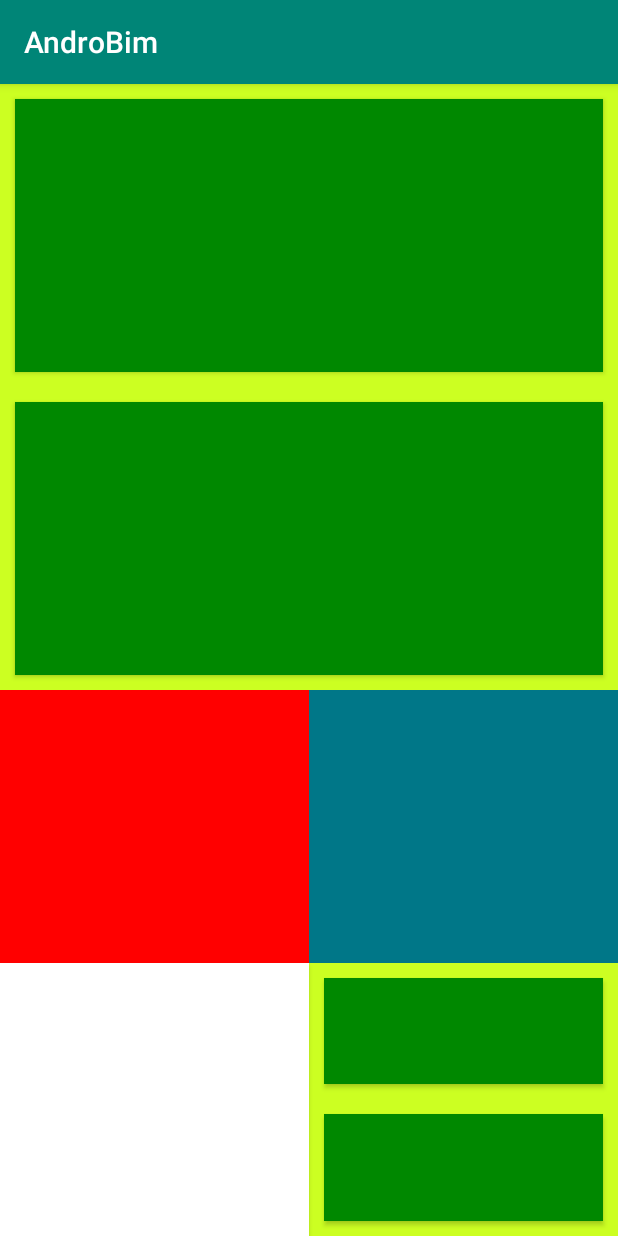
After one commit to madhu8580/AndroBim, an Android app: the LinearLayoutWithWeights screen opened directly, with no data from a screen before it, on a phone screen of 412 x 824 dp. The commit adds this screen. Run offline under Robolectric (Android 15) with nearby library versions, the phone set to English and light mode, and no system bars.

Commit message:
// linear layout

```diff
--- a/app/src/main/java/com/android/androbim/Login1Activity.java
+++ b/app/src/main/java/com/android/androbim/cordinatelayout/Login1Activity.java
@@ -1,10 +1,12 @@
-package com.android.androbim;
+package com.android.androbim.cordinatelayout;
 
 import android.content.Intent;
 import android.support.v7.app.AppCompatActivity;
 import android.os.Bundle;
 import android.view.View;
 import android.widget.Button;
+
+import com.android.androbim.R;
 
 public class Login1Activity extends AppCompatActivity {
 
--- a/app/src/main/java/com/android/androbim/Login2Activity.java
+++ b/app/src/main/java/com/android/androbim/cordinatelayout/Login2Activity.java
@@ -1,11 +1,12 @@
-package com.android.androbim;
+package com.android.androbim.cordinatelayout;
 
 import android.content.Intent;
 import android.support.v7.app.AppCompatActivity;
 import android.os.Bundle;
 import android.view.View;
 import android.widget.Button;
-import android.widget.TextView;
+
+import com.android.androbim.R;
 
 public class Login2Activity extends AppCompatActivity {
 
--- a/app/src/main/java/com/android/androbim/VerifyEmailActivity.java
+++ b/app/src/main/java/com/android/androbim/cordinatelayout/VerifyEmailActivity.java
@@ -1,7 +1,9 @@
-package com.android.androbim;
+package com.android.androbim.cordinatelayout;
 
 import android.support.v7.app.AppCompatActivity;
 import android.os.Bundle;
+
+import com.android.androbim.R;
 
 public class VerifyEmailActivity extends AppCompatActivity {
 
--- /dev/null
+++ b/app/src/main/java/com/android/androbim/linearlayout/LinearLayoutWithWeights.java
@@ -0,0 +1,16 @@
+package com.android.androbim.linearlayout;
+
+import android.os.Bundle;
+import android.support.annotation.Nullable;
+import android.support.v7.app.AppCompatActivity;
+
+import com.android.androbim.R;
+
+public class LinearLayoutWithWeights extends AppCompatActivity {
+
+    @Override
+    protected void onCreate(@Nullable Bundle savedInstanceState) {
+        super.onCreate(savedInstanceState);
+        setContentView(R.layout.activity_linearlayout);
+    }
+}
--- /dev/null
+++ b/app/src/main/res/layout/activity_linearlayout.xml
@@ -0,0 +1,100 @@
+<LinearLayout xmlns:android="http://schemas.android.com/apk/res/android"
+    android:layout_width="match_parent"
+    android:layout_height="match_parent"
+    android:background="#cf2"
+    android:orientation="vertical"
+    android:weightSum="1">
+
+    <Button
+        android:layout_width="match_parent"
+        android:layout_height="0dp"
+        android:layout_margin="10dp"
+        android:layout_weight="0.25"
+        android:background="#080" />
+
+    <Button
+        android:layout_width="match_parent"
+        android:layout_height="0dp"
+        android:layout_margin="10dp"
+        android:layout_weight="0.25"
+        android:background="#080" />
+
+    <LinearLayout
+        android:layout_width="match_parent"
+        android:layout_height="0dp"
+        android:layout_weight="0.25"
+        android:background="#fff"
+        android:orientation="vertical">
+
+        <LinearLayout
+            android:layout_width="match_parent"
+            android:layout_height="match_parent"
+            android:orientation="horizontal"
+            android:weightSum="1">
+
+            <Button
+                android:layout_width="0dp"
+                android:layout_height="match_parent"
+                android:layout_weight="0.5"
+                android:background="#ff0000" />
+
+            <Button
+                android:layout_width="0dp"
+                android:layout_height="match_parent"
+                android:layout_weight="0.5"
+                android:background="#078" />
+        </LinearLayout>
+
+    </LinearLayout>
+
+    <LinearLayout
+        android:layout_width="match_parent"
+        android:layout_height="0dp"
+        android:layout_weight="0.25">
+
+        <LinearLayout
+            android:layout_width="match_parent"
+            android:layout_height="match_parent"
+            android:orientation="horizontal"
+            android:weightSum="1">
+
+            <Button
+                android:layout_width="0dp"
+                android:layout_height="match_parent"
+                android:layout_weight="0.5"
+                android:background="#fff" />
+
+            <LinearLayout
+                android:layout_width="0dp"
+                android:layout_height="match_parent"
+                android:layout_weight="0.5"
+                android:orientation="horizontal">
+
+                <LinearLayout
+                    android:layout_width="match_parent"
+                    android:layout_height="match_parent"
+                    android:orientation="vertical">
+
+                    <Button
+                        android:layout_width="match_parent"
+                        android:layout_height="0dp"
+                        android:layout_margin="10dp"
+                        android:layout_weight="0.5"
+                        android:background="#080" />
+
+                    <Button
+                        android:layout_width="match_parent"
+                        android:layout_height="0dp"
+                        android:layout_margin="10dp"
+                        android:layout_weight="0.5"
+                        android:background="#080" />
+
+                </LinearLayout>
+
+            </LinearLayout>
+
+        </LinearLayout>
+
+    </LinearLayout>
+
+</LinearLayout>
--- a/app/src/main/res/layout/activity_login1.xml
+++ b/app/src/main/res/layout/activity_login1.xml
@@ -5,7 +5,7 @@
     android:layout_width="match_parent"
     android:layout_height="match_parent"
     android:background="@color/black"
-    tools:context=".Login1Activity">
+    tools:context=".cordinatelayout.Login1Activity">
 
     <TextView
         android:id="@+id/textView"
--- a/app/src/main/res/layout/activity_login2.xml
+++ b/app/src/main/res/layout/activity_login2.xml
@@ -5,7 +5,7 @@
     android:layout_width="match_parent"
     android:layout_height="match_parent"
     android:background="@color/white"
-    tools:context=".Login1Activity">
+    tools:context=".cordinatelayout.Login1Activity">
 
     <TextView
         android:id="@+id/textView"
--- a/app/src/main/res/layout/activity_verify_email.xml
+++ b/app/src/main/res/layout/activity_verify_email.xml
@@ -5,7 +5,7 @@
     android:layout_width="match_parent"
     android:layout_height="match_parent"
     android:background="@color/white"
-    tools:context=".VerifyEmailActivity">
+    tools:context=".cordinatelayout.VerifyEmailActivity">
 
     <ImageView
         android:id="@+id/imageView2"
--- a/app/src/main/res/values/colors.xml
+++ b/app/src/main/res/values/colors.xml
@@ -6,4 +6,5 @@
     <color name="black">#000000</color>
     <color name="white">#FFFFFF</color>
     <color name="button">#925E5E</color>
+
 </resources>
```
Also changed, not shown: app/src/main/AndroidManifest.xml (+11 -5 lines), app/src/main/java/com/android/androbim/linearlayout/Practice.java (added, +16 -0 lines), app/src/main/res/layout/activity_practice.xml (added, +104 -0 lines).
